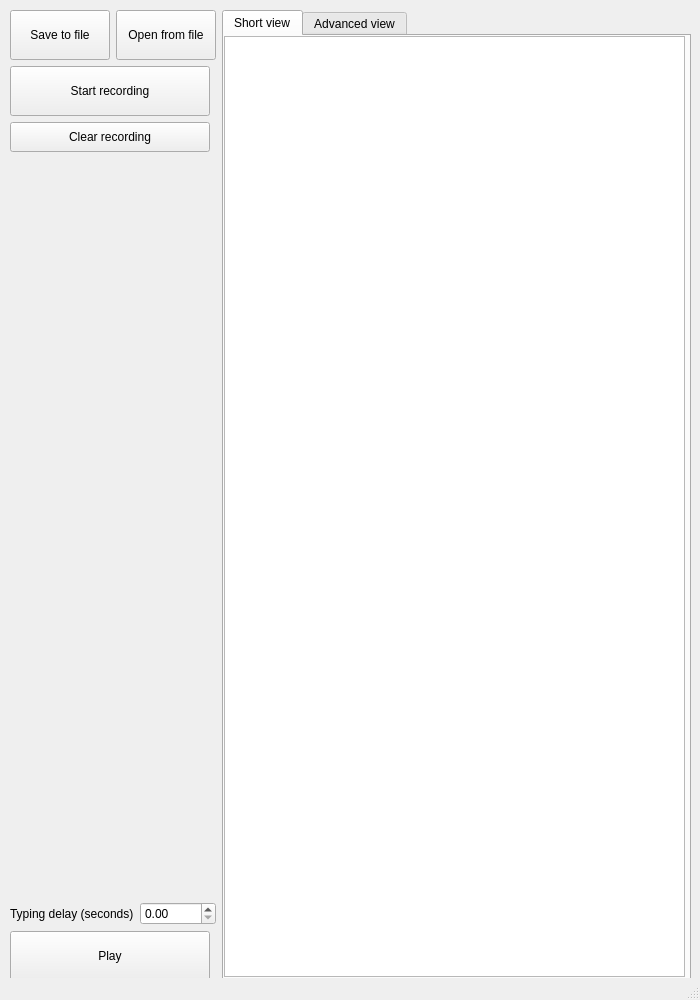
Before: the Qt Designer form app_ui.ui in Andrew-71/KeyRecorder, drawn with Qt 5.
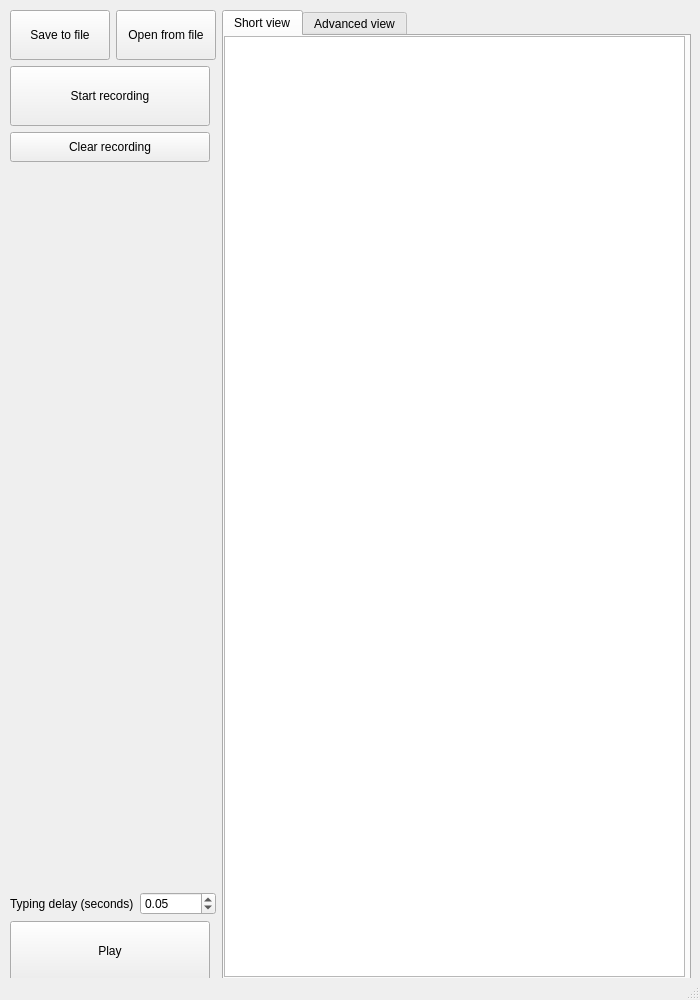
After: the same form once the commit is applied.

```diff
--- a/app_ui.ui
+++ b/app_ui.ui
@@ -100,7 +100,7 @@
          <property name="minimumSize">
           <size>
            <width>200</width>
-           <height>50</height>
+           <height>60</height>
           </size>
          </property>
          <property name="text">
@@ -154,6 +154,9 @@
            <property name="singleStep">
             <double>0.050000000000000</double>
            </property>
+           <property name="value">
+            <double>0.050000000000000</double>
+           </property>
           </widget>
          </item>
         </layout>
@@ -169,7 +172,7 @@
          <property name="minimumSize">
           <size>
            <width>200</width>
-           <height>50</height>
+           <height>60</height>
           </size>
          </property>
          <property name="text">
```
Left out of the diff: 9 changed lines with no effect on the pictures.
